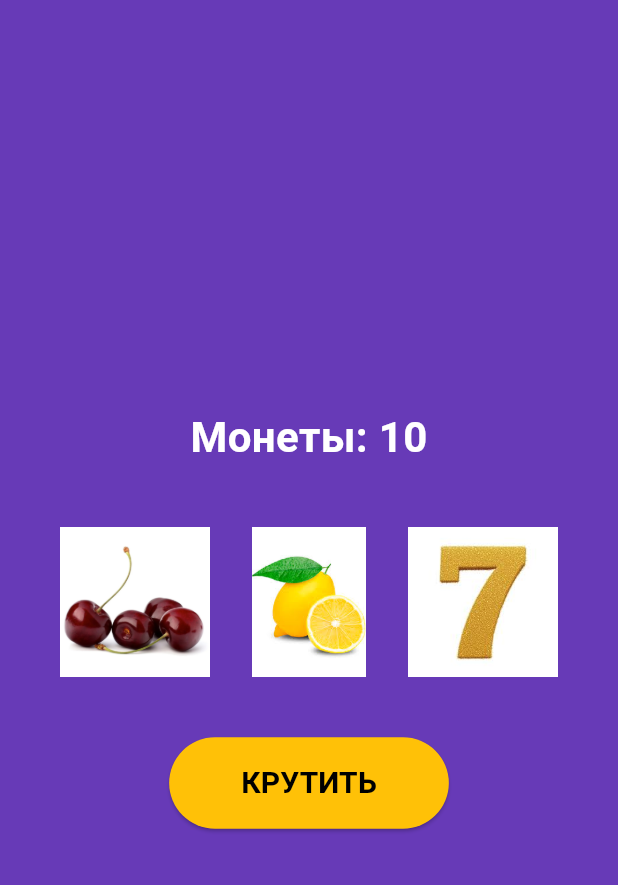
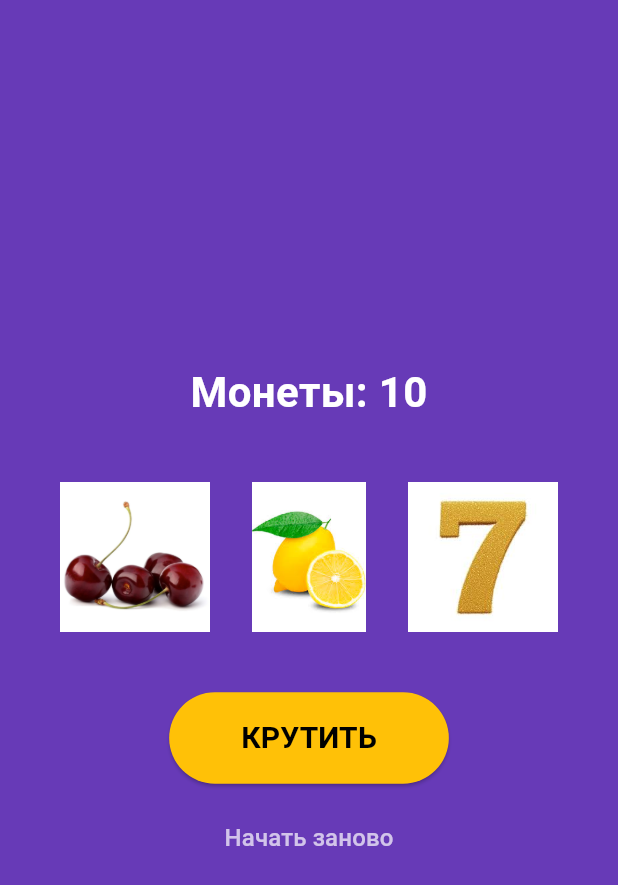
Before and after one commit to Mikailov05/Android_Flutter_Lab6, a Flutter app: the screen it shows after launch, on a phone screen of 412 x 824 dp. Shown: the top 885 px of the screen. Run offline on Flutter 3.47's test engine with Material 3 defaults, Android fonts, the phone set to English and light mode, and no system bars.

Commit message:
Add coin protection, disabled button state and reset button

```diff
--- a/lib/slot_machine.dart
+++ b/lib/slot_machine.dart
@@ -11,9 +11,9 @@ class SlotMachine extends StatefulWidget {
 class _SlotMachineState extends State<SlotMachine> {
   final _random = Random();
   final _symbols = [
-    'assets/images/cherry.png',
-    'assets/images/lemon.png',
-    'assets/images/seven.png'
+    'assets/images/cherry.jpg',
+    'assets/images/lemon.jpg',
+    'assets/images/seven.jpg'
   ];
   var _coins = 10;
   var _slot1 = 'assets/images/cherry.jpg';
@@ -34,6 +34,16 @@ class _SlotMachineState extends State<SlotMachine> {
         _coins -= 1;
         message = 'Попробуй ещё раз -1 монета';
       }
+    });
+  }
+
+  void _reset() {
+    setState(() {
+      _coins = 10;
+      _slot1 = 'assets/images/cherry.jpg';
+      _slot2 = 'assets/images/lemon.jpg';
+      _slot3 = 'assets/images/seven.jpg';
+      message = '';
     });
   }
 
@@ -63,7 +73,7 @@ class _SlotMachineState extends State<SlotMachine> {
         ),
         SizedBox(height: 40),
         ElevatedButton(
-          onPressed: _spin,
+          onPressed: _coins > 0 ? _spin : null,
           style: ElevatedButton.styleFrom(
             backgroundColor: Colors.amber,
             padding: EdgeInsets.symmetric(
@@ -80,6 +90,17 @@ class _SlotMachineState extends State<SlotMachine> {
             ),
           ),
         ),
+        SizedBox(height: 12),
+        TextButton(
+          onPressed: _reset,
+          child: Text(
+            'Начать заново',
+            style: TextStyle(
+              color: Colors.white70,
+              fontSize: 16,
+            ),
+          ),
+        ),
       ],
     );
   }
```
Also changed, not shown: img/step4_mikailov.png (added).
